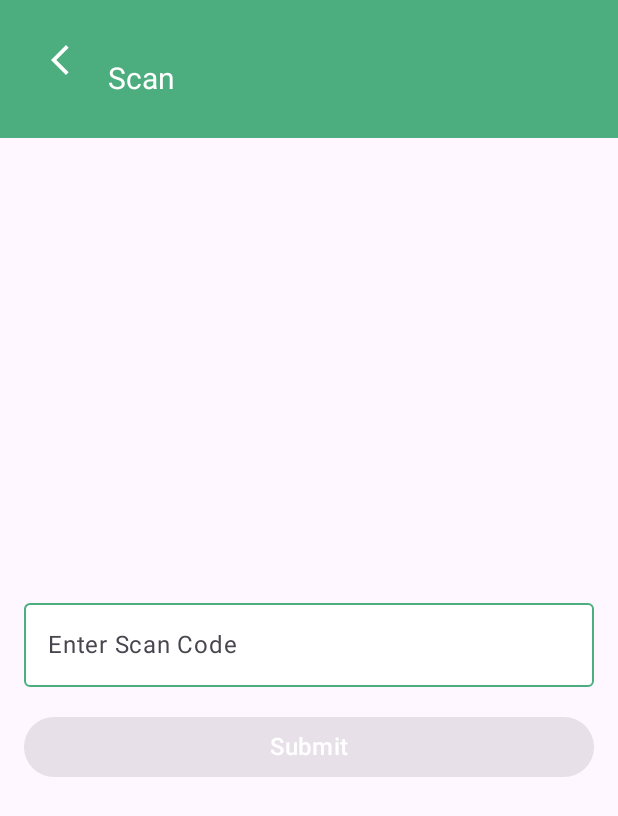
After one commit to jkom4/grapes-microservices, an Android app built with Jetpack Compose: the ScanView screen opened through its navigation route, on a phone screen of 412 x 824 dp. The commit adds this screen. Shown: the top 816 px of the screen. Run offline under Robolectric (Android 15) with nearby library versions, the phone set to English and light mode, and no system bars.

Commit message:
Frontend implementation up to the scan page, save before implementing the map

```diff
--- a/mobile-cll/app/src/main/java/com/example/mobile_cll/MainActivity.kt
+++ b/mobile-cll/app/src/main/java/com/example/mobile_cll/MainActivity.kt
@@ -6,7 +6,9 @@ import androidx.activity.compose.setContent
 import androidx.navigation.compose.NavHost
 import androidx.navigation.compose.composable
 import androidx.navigation.compose.rememberNavController
+import com.example.mobile_cll.view.EmailSentScreen
 import com.example.mobile_cll.view.HomeScreen
+import com.example.mobile_cll.view.ScanView
 import com.example.mobile_cll.view.TripDetailsScreen
 
 class MainActivity : ComponentActivity() {
@@ -19,6 +21,10 @@ class MainActivity : ComponentActivity() {
                 composable("trip_details/{id}") { backStackEntry ->
                     TripDetailsScreen(navController)
                 }
+                composable("scan") { backStackEntry ->
+                    ScanView(navController)
+                }
+                composable("emailsent") { EmailSentScreen(navController) }
             }
 
         }
--- /dev/null
+++ b/mobile-cll/app/src/main/java/com/example/mobile_cll/model/EmailStatus.kt
@@ -0,0 +1,3 @@
+package com.example.mobile_cll.model
+
+data class EmailStatus(val isSent: Boolean, val message: String)
--- a/mobile-cll/app/src/main/java/com/example/mobile_cll/model/Order.kt
+++ b/mobile-cll/app/src/main/java/com/example/mobile_cll/model/Order.kt
@@ -4,5 +4,5 @@ data class Order(
     val id: String,
     val productDescription: String,
     val quantity: Int,
-    val tripId: String
+    val tripId: String,
 )
--- a/mobile-cll/app/src/main/java/com/example/mobile_cll/view/HomeScreen.kt
+++ b/mobile-cll/app/src/main/java/com/example/mobile_cll/view/HomeScreen.kt
@@ -9,8 +9,6 @@ import androidx.compose.ui.Modifier
 import androidx.compose.ui.graphics.Color
 import androidx.compose.ui.text.TextStyle
 import androidx.compose.ui.text.font.FontWeight
-import androidx.compose.ui.Alignment
-import androidx.compose.ui.unit.dp
 import androidx.navigation.NavController
 import com.example.mobile_cll.model.Order
 import com.example.mobile_cll.model.Trip
--- /dev/null
+++ b/mobile-cll/app/src/main/java/com/example/mobile_cll/view/ScanView.kt
@@ -0,0 +1,86 @@
+package com.example.mobile_cll.view
+
+import androidx.compose.foundation.layout.*
+import androidx.compose.material3.*
+import androidx.compose.runtime.*
+import androidx.compose.ui.Alignment
+import androidx.compose.ui.Modifier
+import androidx.compose.ui.graphics.Color
+import androidx.compose.ui.tooling.preview.Preview
+import androidx.compose.ui.unit.dp
+import androidx.compose.ui.unit.sp
+import androidx.navigation.NavController
+import androidx.compose.ui.platform.LocalSoftwareKeyboardController
+import com.example.mobile_cll.ScanCodeInput
+import com.example.mobile_cll.view.components.TopSectionScan
+
+@Composable
+fun ScanView(navController: NavController?) {
+    var scanCode by remember { mutableStateOf("") }
+    var isError by remember { mutableStateOf(false) }
+    val keyboardController = LocalSoftwareKeyboardController.current
+
+    Scaffold(
+        topBar = { TopSectionScan(navController) },
+        content = { paddingValues ->
+            Column(
+                modifier = Modifier
+                    .padding(paddingValues)
+                    .padding(16.dp)
+                    .fillMaxSize(),
+                horizontalAlignment = Alignment.CenterHorizontally,
+                verticalArrangement = Arrangement.Center
+            ) {
+                ScanCodeInput(
+                    scanCode = scanCode,
+                    isError = isError,
+                    onScanCodeChange = { newCode ->
+                        scanCode = newCode
+                        isError = false
+                    }
+                )
+
+                Spacer(modifier = Modifier.height(16.dp))
+
+                SubmitButton(
+                    scanCode = scanCode,
+                    onClick = {
+                        if (scanCode.isNotEmpty()) {
+                            submitScanCode(scanCode)
+                            navController?.navigate("trip_details/{id}")
+                            keyboardController?.hide()
+                        } else {
+                            isError = true
+                        }
+                    }
+                )
+            }
+        }
+    )
+}
+
+@Composable
+fun SubmitButton(
+    scanCode: String,
+    onClick: () -> Unit
+) {
+    Button(
+        onClick = onClick,
+        modifier = Modifier.fillMaxWidth(),
+        colors = ButtonDefaults.buttonColors(containerColor = Color(0xFF4CAD7E)),
+        enabled = scanCode.isNotEmpty()
+    ) {
+        Text("Submit", fontSize = 16.sp, color = Color.White)
+    }
+}
+
+
+fun submitScanCode(code: String) {
+    println("Code submitted: $code")
+}
+
+@Preview
+@Composable
+fun ScanViewPreview() {
+    ScanView(navController = null)
+}
--- /dev/null
+++ b/mobile-cll/app/src/main/java/com/example/mobile_cll/view/components/ScanSection.kt
@@ -0,0 +1,59 @@
+package com.example.mobile_cll
+
+import androidx.compose.foundation.layout.*
+import androidx.compose.foundation.text.KeyboardActions
+import androidx.compose.foundation.text.KeyboardOptions
+import androidx.compose.material3.*
+import androidx.compose.runtime.Composable
+import androidx.compose.runtime.getValue
+import androidx.compose.runtime.mutableStateOf
+import androidx.compose.runtime.remember
+import androidx.compose.runtime.setValue
+import androidx.compose.ui.Modifier
+import androidx.compose.ui.text.input.ImeAction
+import androidx.compose.ui.tooling.preview.Preview
+import androidx.compose.ui.unit.dp
+import androidx.compose.ui.unit.sp
+import androidx.compose.ui.graphics.Color
+
+@Composable
+fun ScanCodeInput(
+    scanCode: String,
+    isError: Boolean,
+    onScanCodeChange: (String) -> Unit
+) {
+    Column(
+        modifier = Modifier.fillMaxWidth()
+    ) {
+        OutlinedTextField(
+            value = scanCode,
+            onValueChange = onScanCodeChange,
+            label = { Text("Enter Scan Code") },
+            singleLine = true,
+            isError = isError,
+            keyboardActions = KeyboardActions(
+                onDone = { /* Action de validation si nécessaire */ }
+            ),
+            keyboardOptions = KeyboardOptions.Default.copy(imeAction = ImeAction.Done),
+            modifier = Modifier.fillMaxWidth(),
+            colors = OutlinedTextFieldDefaults.colors(
+                focusedTextColor = Color.Black,
+                unfocusedTextColor = Color.Gray,
+                focusedContainerColor = Color.White,
+                unfocusedContainerColor = Color.White,
+                focusedBorderColor = Color(0xFF4CAD7E),
+                unfocusedBorderColor = Color(0xFF4CAD7E),
+                cursorColor = Color(0xFF4CAD7E)
+            )
+        )
+
+        if (isError) {
+            Text(
+                text = "Please enter a valid scan code",
+                color = Color.Red,
+                fontSize = 14.sp,
+                modifier = Modifier.padding(top = 4.dp)
+            )
+        }
+    }
+}
--- a/mobile-cll/app/src/main/java/com/example/mobile_cll/view/components/TopSection.kt
+++ b/mobile-cll/app/src/main/java/com/example/mobile_cll/view/components/TopSection.kt
@@ -17,11 +17,11 @@ fun TopSection() {
         modifier = Modifier
             .fillMaxWidth()
             .background(Color(0xFF4CAD7E))
-            .height(140.dp)
+            .height(130.dp)
             .padding(horizontal = 35.dp, vertical = 20.dp),
         horizontalAlignment = Alignment.Start
     ) {
-        Spacer(modifier = Modifier.height(50.dp))
+        Spacer(modifier = Modifier.height(35.dp))
         Text("Hello Mathys", fontSize = 18.sp, color = Color.White)
         Text("4 trips to do", fontSize = 28.sp, fontWeight = FontWeight.Bold, color = Color.White)
     }
--- /dev/null
+++ b/mobile-cll/app/src/main/java/com/example/mobile_cll/view/components/TopSectionScan.kt
@@ -0,0 +1,44 @@
+package com.example.mobile_cll.view.components
+
+import androidx.compose.foundation.background
+import androidx.compose.foundation.layout.*
+import androidx.compose.material.icons.Icons
+import androidx.compose.material.icons.filled.ArrowBackIosNew
+import androidx.compose.material3.*
+import androidx.compose.runtime.Composable
+import androidx.compose.ui.Alignment
+import androidx.compose.ui.Modifier
+import androidx.compose.ui.graphics.Color
+import androidx.compose.ui.unit.dp
+import androidx.compose.ui.unit.sp
+import androidx.navigation.NavController
+
+@Composable
+fun TopSectionScan(navController: NavController?) {
+    Column(
+        modifier = Modifier
+            .fillMaxWidth()
+            .background(Color(0xFF4CAD7E))
+            .padding(16.dp)
+            .height(60.dp)
+    ) {
+        Row(
+            modifier = Modifier.fillMaxWidth(),
+            verticalAlignment = Alignment.Bottom
+        ) {
+            IconButton(
+                onClick = { navController?.navigate("home") },
+                modifier = Modifier.align(Alignment.Bottom)
+            ) {
+                Icon(Icons.Filled.ArrowBackIosNew, contentDescription = "Back", tint = Color.White)
+            }
+            Spacer(modifier = Modifier.width(8.dp))
+            Text(
+                text = "Scan",
+                fontSize = 20.sp,
+                color = Color.White,
+                modifier = Modifier.align(Alignment.Bottom)
+            )
+        }
+    }
+}
```
Also changed, not shown: mobile-cll/app/src/main/java/com/example/mobile_cll/view/EmailSent.kt (added, +62 -0 lines), mobile-cll/app/src/main/java/com/example/mobile_cll/view/TripDetailsScreen.kt (+25 -9 lines), mobile-cll/app/src/main/java/com/example/mobile_cll/view/components/TripInfoCard.kt (+13 -2 lines), mobile-cll/app/src/main/java/com/example/mobile_cll/viewmodel/EmailSentViewModel.kt (added, +16 -0 lines), mobile-cll/app/src/main/java/com/example/mobile_cll/viewmodel/ScanViewModel.kt (added, +29 -0 lines).
